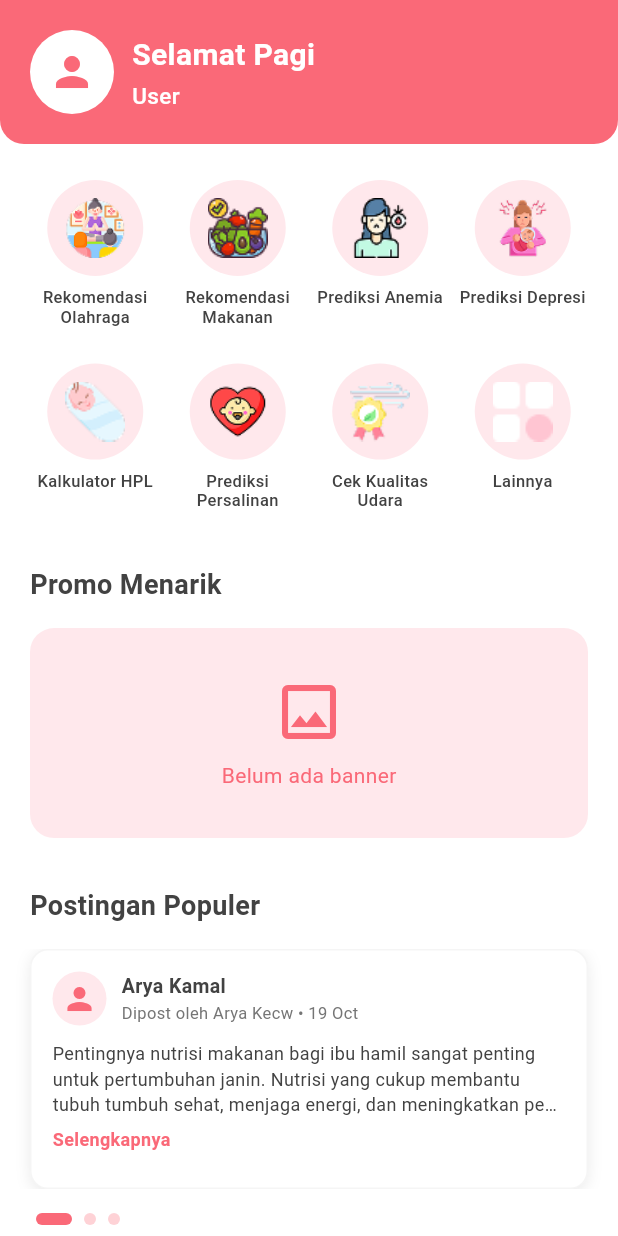
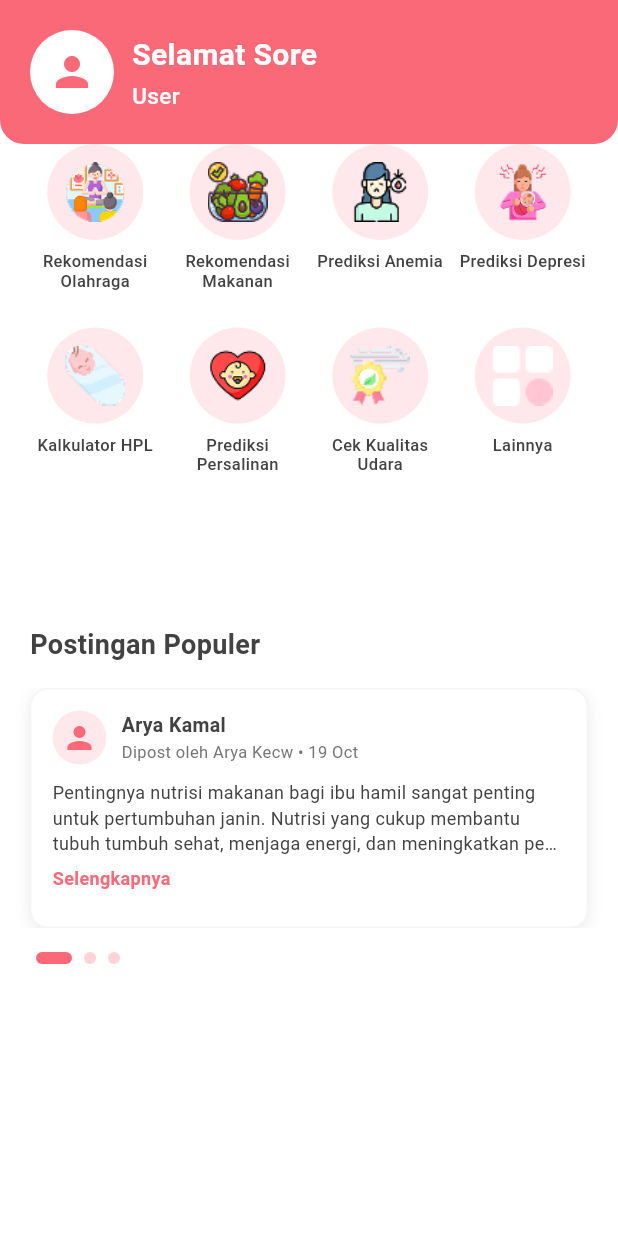
Before and after one commit to app-prenava/prenava-mobile, a Flutter app: the HomePage screen opened directly, on a phone screen of 412 x 824 dp. Run offline on Flutter 3.47's test engine with Material 3 defaults, Android fonts, the phone set to English and light mode, and no system bars; our stand-ins replace carousel_slider, dio, flutter_riverpod, flutter_secure_storage, go_router, image_picker and 1 more; accounts and stored records are empty.

Commit message:
feat(home): add pull-to-refresh and hide empty banner section
- Added RefreshIndicator to home page for pull-to-refresh
- Hide banner section completely when no banners available
- Moved 'News' title inside BannerCarousel component
- Reduced spacing between header and content
- Converted HomePage to ConsumerStatefulWidget

```diff
--- a/lib/features/home/presentation/pages/home_page.dart
+++ b/lib/features/home/presentation/pages/home_page.dart
@@ -1,24 +1,36 @@
 import 'package:flutter/material.dart';
 import 'package:flutter_riverpod/flutter_riverpod.dart';
 import '../../../auth/presentation/providers/auth_providers.dart';
+import '../providers/banner_providers.dart';
 import '../widgets/user_header.dart';
 import '../widgets/menu_grid_item.dart';
 import '../widgets/banner_carousel.dart';
 import '../widgets/article_carousel.dart';
 
-class HomePage extends ConsumerWidget {
+class HomePage extends ConsumerStatefulWidget {
   const HomePage({super.key});
 
+  @override
+  ConsumerState<HomePage> createState() => _HomePageState();
+}
+
+class _HomePageState extends ConsumerState<HomePage> {
   String _getGreeting() {
-    final hour = DateTime.now().hour;
+    // Get current time in WIB (UTC+7) - Indonesia Western Time
+    final now = DateTime.now().toUtc().add(const Duration(hours: 7));
+    final hour = now.hour;
     if (hour < 12) return 'Selamat Pagi';
     if (hour < 15) return 'Selamat Siang';
     if (hour < 18) return 'Selamat Sore';
     return 'Selamat Malam';
   }
 
+  Future<void> _onRefresh() async {
+    await ref.read(bannerNotifierProvider.notifier).refreshBanners();
+  }
+
   @override
-  Widget build(BuildContext context, WidgetRef ref) {
+  Widget build(BuildContext context) {
     final authState = ref.watch(authNotifierProvider);
     final user = authState.user;
 
@@ -29,24 +41,24 @@ class HomePage extends ConsumerWidget {
           UserHeader(
             greeting: _getGreeting(),
             userName: user?.name ?? 'User',
-            location: 'Bandung',
-            onNotificationTap: () {
-              // TODO: Navigate to notifications
-            },
           ),
           Expanded(
+            child: RefreshIndicator(
+              onRefresh: _onRefresh,
+              color: const Color(0xFFFA6978),
               child: SingleChildScrollView(
+                physics: const AlwaysScrollableScrollPhysics(),
                 padding: const EdgeInsets.only(bottom: 16),
                 child: Column(
                   crossAxisAlignment: CrossAxisAlignment.start,
                   children: [
-                  const SizedBox(height: 24),
                     _buildMenuGrid(),
-                  const SizedBox(height: 32),
+                    const SizedBox(height: 48),
                     _buildPromoSection(),
-                  const SizedBox(height: 32),
+                    const SizedBox(height: 48),
                     _buildArticleSection(),
                   ],
+                ),
               ),
             ),
           ),
@@ -112,24 +124,7 @@ class HomePage extends ConsumerWidget {
   }
 
   Widget _buildPromoSection() {
-    return const Column(
-      crossAxisAlignment: CrossAxisAlignment.start,
-      children: [
-        Padding(
-          padding: EdgeInsets.symmetric(horizontal: 20),
-          child: Text(
-            'Promo Menarik',
-            style: TextStyle(
-              fontSize: 18,
-              fontWeight: FontWeight.bold,
-              color: Color(0xFF424242),
-            ),
-          ),
-        ),
-        SizedBox(height: 16),
-        BannerCarousel(),
-      ],
-    );
+    return const BannerCarousel();
   }
 
   Widget _buildArticleSection() {
--- a/lib/features/home/presentation/widgets/banner_carousel.dart
+++ b/lib/features/home/presentation/widgets/banner_carousel.dart
@@ -39,66 +39,32 @@ class _BannerCarouselState extends ConsumerState<BannerCarousel> {
     final bannerState = ref.watch(bannerNotifierProvider);
 
     if (bannerState.isLoading) {
-      return const SizedBox(
-        height: 140,
-        child: Center(
-          child: CircularProgressIndicator(
-            color: Color(0xFFFA6978),
-          ),
-        ),
-      );
+      return const SizedBox.shrink();
     }
 
     if (bannerState.error != null) {
-      return SizedBox(
-        height: 140,
-        child: Center(
+      return const SizedBox.shrink();
+    }
+
+    if (bannerState.banners.isEmpty) {
+      return const SizedBox.shrink();
+    }
+
+    return Column(
+      crossAxisAlignment: CrossAxisAlignment.start,
+      children: [
+        const Padding(
+          padding: EdgeInsets.symmetric(horizontal: 20),
           child: Text(
-            'Gagal memuat banner',
+            'News',
             style: TextStyle(
-              color: Colors.grey[600],
-              fontSize: 14,
+              fontSize: 18,
+              fontWeight: FontWeight.bold,
+              color: Color(0xFF424242),
             ),
           ),
         ),
-      );
-    }
-
-    if (bannerState.banners.isEmpty) {
-      return SizedBox(
-        height: 140,
-        child: Container(
-          margin: const EdgeInsets.symmetric(horizontal: 20),
-          decoration: BoxDecoration(
-            color: const Color(0xFFFFE8EC),
-            borderRadius: BorderRadius.circular(16),
-          ),
-          child: const Center(
-            child: Column(
-              mainAxisAlignment: MainAxisAlignment.center,
-              children: [
-                Icon(
-                  Icons.image_outlined,
-                  color: Color(0xFFFA6978),
-                  size: 48,
-                ),
-                SizedBox(height: 8),
-                Text(
-                  'Belum ada banner',
-                  style: TextStyle(
-                    color: Color(0xFFFA6978),
-                    fontSize: 14,
-                  ),
-                ),
-              ],
-            ),
-          ),
-        ),
-      );
-    }
-
-    return Column(
-      children: [
+        const SizedBox(height: 16),
         CarouselSlider.builder(
           itemCount: bannerState.banners.length,
           options: CarouselOptions(
```
Lines whose indentation alone changed are shown as unchanged.
